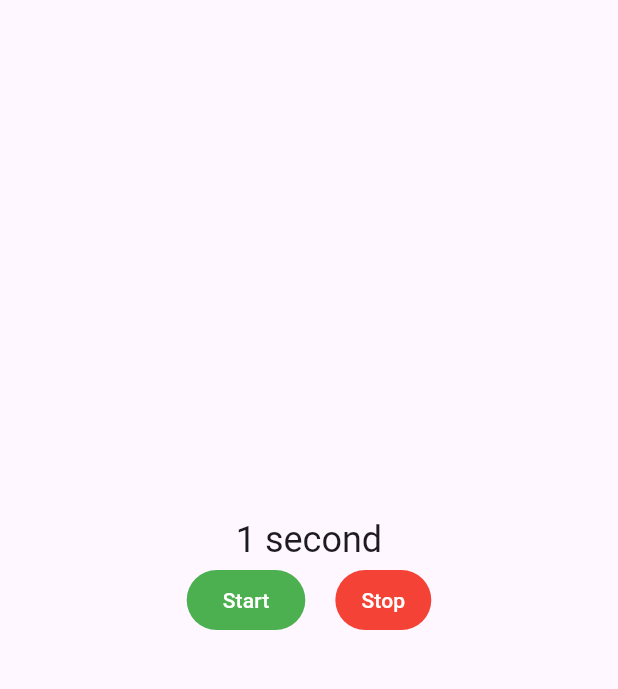
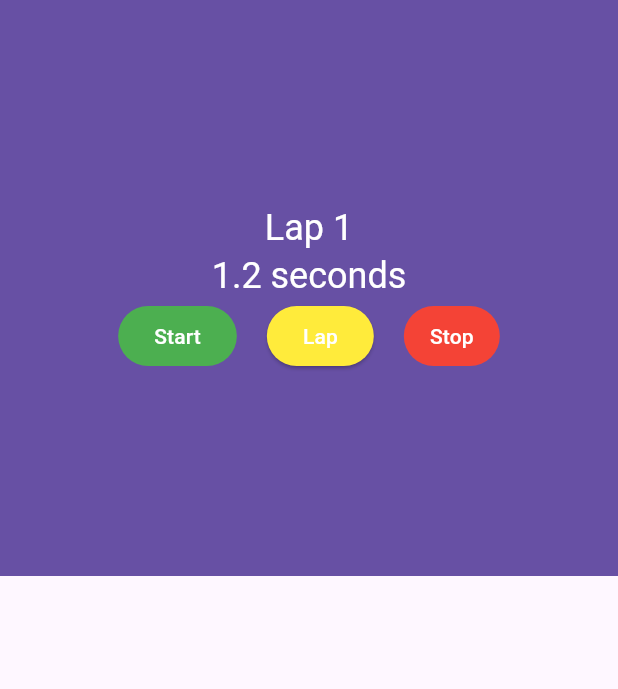
Before and after one commit to laurantine/stopwatch, a Flutter app: the screen it shows after launch, after a tap on "Start", on a phone screen of 412 x 824 dp, the part 84-773 px from its top. Run offline on Flutter 3.47's test engine with Material 3 defaults, Android fonts, the phone set to English and light mode, and no system bars.

Commit message:
Adding Scroll functionality

```diff
--- a/lib/stopwatch.dart
+++ b/lib/stopwatch.dart
@@ -1,6 +1,8 @@
 import 'package:flutter/material.dart';
 
 import 'dart:async';
+
+import 'package:flutter/widgets.dart';
 
 class Stopwatch extends StatefulWidget {
   const Stopwatch({super.key});
@@ -12,8 +14,9 @@ class Stopwatch extends StatefulWidget {
 bool isTicking = false;
 
 class _StopwatchState extends State<Stopwatch> {
-  int seconds = 0;
+  int milliseconds = 0;
   late Timer timer;
+  final laps = <int>[];
   @override
   // void initState() {
   //   super.initState();
@@ -23,18 +26,35 @@ class _StopwatchState extends State<Stopwatch> {
   void _onTick(Timer timer) {
     if (mounted) {
       setState(() {
-        ++seconds;
+        milliseconds += 100;
       });
     }
   }
 
+  void _lap() {
+    setState(() {
+      laps.add(milliseconds);
+      milliseconds = 0;
+    });
+  }
+
+  String _secondsText(int milliseconds) {
+    final seconds = milliseconds / 1000;
+    return '$seconds seconds';
+  }
+
   Widget build(BuildContext context) {
-    // ignore: no_leading_underscores_for_local_identifiers
-    String _secondsText() => seconds == 1 ? 'second' : 'seconds';
+    // ignore: no_leading_underscores_for_local_identifiers, unused_element
+    // String _secondsText(int milliseconds) {
+    //   final seconds = milliseconds / 1000;
+    //   return '$seconds seconds';
+    // }
+
     void _startTimer() {
-      timer = Timer.periodic(const Duration(seconds: 1), _onTick);
+      timer = Timer.periodic(const Duration(milliseconds: 100), _onTick);
       setState(() {
-        seconds = 0;
+        laps.clear();
+        milliseconds = 0;
         isTicking = true;
       });
     }
@@ -47,6 +67,17 @@ class _StopwatchState extends State<Stopwatch> {
     }
 
     @override
+    Widget _buildLapDisplay() {
+      return ListView(
+        children: [
+          for (int milliseconds in laps)
+            ListTile(
+              title: Text(_secondsText(milliseconds)),
+            )
+        ],
+      );
+    }
+
     // ignore: unused_element
     void dispose() {
       timer.cancel();
@@ -58,39 +89,71 @@ class _StopwatchState extends State<Stopwatch> {
         title: const Text('StopWatch'),
       ),
       body: Column(
+        children: [
+          Expanded(child: _buildCounter(context, _startTimer, _stopTimer)),
+          Expanded(child: _buildLapDisplay()),
+        ],
+      ),
+    );
+  }
+
+  Widget _buildCounter(
+      BuildContext context, void _startTimer(), void _stopTimer()) {
+    return Container(
+      color: Theme.of(context).primaryColor,
+      child: Column(
         mainAxisAlignment: MainAxisAlignment.center,
         children: [
           Text(
-            '$seconds ${_secondsText()}',
-            style: Theme.of(context).textTheme.headlineSmall,
+            'Lap ${laps.length + 1}',
+            style: Theme.of(context)
+                .textTheme
+                .headline5!
+                .copyWith(color: Colors.white),
           ),
-          Row(
+          Text(
+            _secondsText(milliseconds),
+            style: Theme.of(context)
+                .textTheme
+                .headline5!
+                .copyWith(color: Colors.white),
+          ),
+          _buildControls(_startTimer, _stopTimer)
+        ],
+      ),
+    );
+  }
+
+  Widget _buildControls(void _startTimer(), void _stopTimer()) {
+    return Row(
       mainAxisAlignment: MainAxisAlignment.center,
       children: [
         ElevatedButton(
           style: ButtonStyle(
-                  backgroundColor:
-                      MaterialStateProperty.all<Color>(Colors.green),
-                  foregroundColor:
-                      MaterialStateProperty.all<Color>(Colors.white),
+            backgroundColor: MaterialStateProperty.all<Color>(Colors.green),
+            foregroundColor: MaterialStateProperty.all<Color>(Colors.white),
           ),
           onPressed: isTicking ? null : _startTimer,
           child: const Text('Start'),
         ),
         const SizedBox(width: 20),
+        ElevatedButton(
+          style: ButtonStyle(
+            backgroundColor: MaterialStateProperty.all<Color>(Colors.yellow),
+            foregroundColor: MaterialStateProperty.all<Color>(Colors.white),
+          ),
+          onPressed: isTicking ? _lap : null,
+          child: const Text('Lap'),
+        ),
+        const SizedBox(width: 20),
         TextButton(
           style: ButtonStyle(
-                    backgroundColor:
-                        MaterialStateProperty.all<Color>(Colors.red),
-                    foregroundColor:
-                        MaterialStateProperty.all<Color>(Colors.white)),
+              backgroundColor: MaterialStateProperty.all<Color>(Colors.red),
+              foregroundColor: MaterialStateProperty.all<Color>(Colors.white)),
           onPressed: isTicking ? _stopTimer : null,
           child: const Text('Stop'),
         ),
       ],
-          )
-        ],
-      ),
     );
   }
 }
```
Lines whose indentation alone changed are shown as unchanged.
